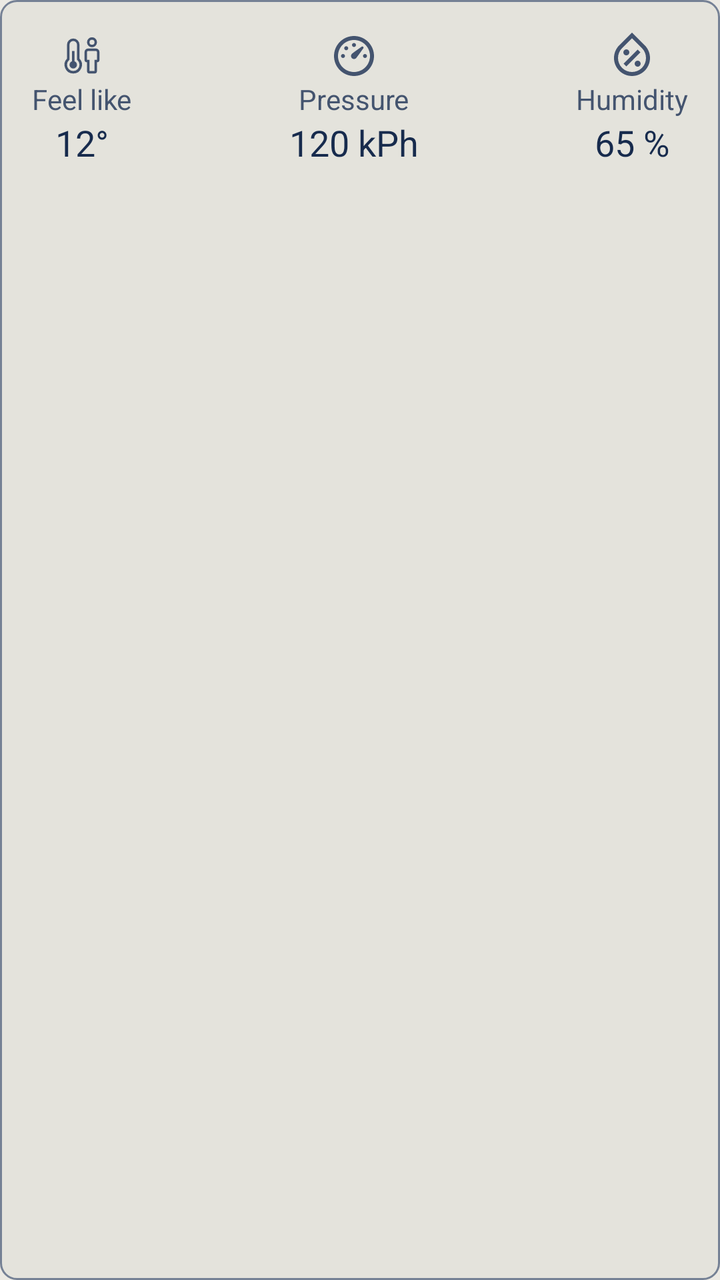
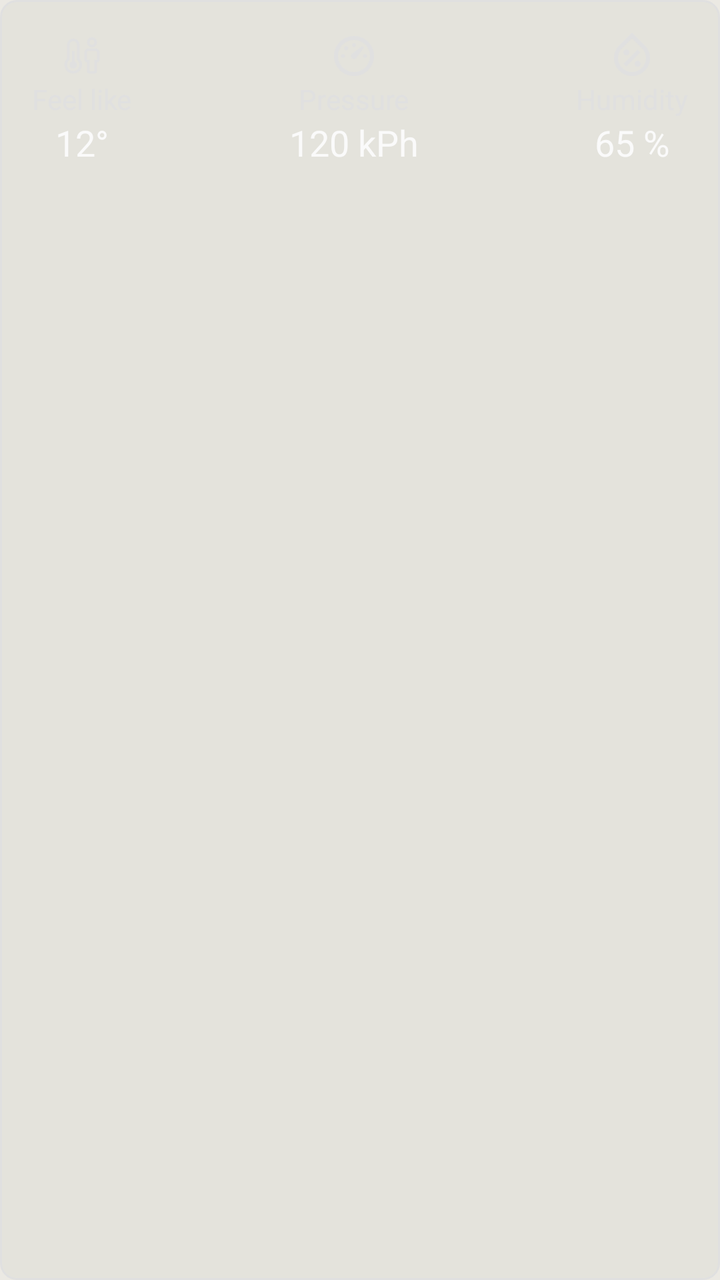

The first picture is an Android layout as it rendered before a commit; the second is the same layout after the commit. The layout source and the unified diff follow.
<!-- AndroidManifest.xml: application theme Theme.Skycond -->
<!-- res/layout/detail_card_1.xml -->
<?xml version="1.0" encoding="utf-8"?>
<androidx.constraintlayout.widget.ConstraintLayout xmlns:android="http://schemas.android.com/apk/res/android"
    xmlns:app="http://schemas.android.com/apk/res-auto"
    android:layout_width="match_parent"
    android:layout_height="wrap_content"
    android:background="@drawable/weather_screen_card_bg"
    android:orientation="vertical"
    android:padding="@dimen/medium">


    <TextView
        android:id="@+id/textView4"
        android:layout_width="wrap_content"
        android:layout_height="wrap_content"
        android:text="@string/feel_like"
        android:textColor="?attr/weatherScreenDividerColor"
        app:drawableTint="?attr/weatherScreenIconColor"
        app:drawableTopCompat="@drawable/ic_feel_like"
        app:layout_constraintBottom_toTopOf="@+id/tv_feel_like"
        app:layout_constraintEnd_toStartOf="@+id/textView5"
        app:layout_constraintHorizontal_bias="0.5"
        app:layout_constraintHorizontal_chainStyle="spread_inside"
        app:layout_constraintStart_toStartOf="parent"
        app:layout_constraintTop_toTopOf="parent"
        app:layout_constraintVertical_bias="0.5" />

    <TextView
        android:id="@+id/tv_feel_like"
        android:layout_width="wrap_content"
        android:layout_height="wrap_content"
        android:text="12°"
        android:textColor="?attr/weatherScreenTextColor"
        android:textSize="18sp"
        app:layout_constraintEnd_toEndOf="@+id/textView4"
        app:layout_constraintStart_toStartOf="@+id/textView4"
        app:layout_constraintTop_toBottomOf="@+id/textView4" />


    <TextView
        android:id="@+id/textView5"
        android:layout_width="wrap_content"
        android:layout_height="wrap_content"
        android:text="@string/pressure"
        android:textColor="?attr/weatherScreenDividerColor"
        app:drawableTint="?attr/weatherScreenIconColor"
        app:drawableTopCompat="@drawable/ic_pressure"
        app:layout_constraintBottom_toTopOf="@+id/tv_pressure"
        app:layout_constraintEnd_toStartOf="@+id/textView3"
        app:layout_constraintHorizontal_bias="0.5"
        app:layout_constraintStart_toEndOf="@+id/textView4"
        app:layout_constraintTop_toTopOf="parent"
        app:layout_constraintVertical_bias="0.5" />

    <TextView
        android:id="@+id/tv_pressure"
        android:layout_width="wrap_content"
        android:layout_height="wrap_content"
        android:text="120 kPh"
        android:textColor="?attr/weatherScreenTextColor"
        android:textSize="18sp"
        app:layout_constraintEnd_toEndOf="@+id/textView5"
        app:layout_constraintStart_toStartOf="@+id/textView5"
        app:layout_constraintTop_toBottomOf="@+id/textView5" />

    <TextView
        android:id="@+id/textView3"
        android:layout_width="wrap_content"
        android:layout_height="wrap_content"
        android:text="@string/humidity"
        android:textColor="?attr/weatherScreenDividerColor"
        app:drawableTint="?attr/weatherScreenIconColor"
        app:drawableTopCompat="@drawable/ic_water_percent"
        app:layout_constraintBottom_toTopOf="@+id/tv_humidity"
        app:layout_constraintEnd_toEndOf="parent"
        app:layout_constraintHorizontal_bias="0.5"
        app:layout_constraintStart_toEndOf="@+id/textView5"
        app:layout_constraintTop_toTopOf="parent"
        app:layout_constraintVertical_bias="0.5" />

    <TextView
        android:id="@+id/tv_humidity"
        android:layout_width="wrap_content"
        android:layout_height="wrap_content"
        android:text="65 %"
        android:textColor="?attr/weatherScreenTextColor"
        android:textSize="18sp"
        app:layout_constraintEnd_toEndOf="@+id/textView3"
        app:layout_constraintStart_toStartOf="@+id/textView3"
        app:layout_constraintTop_toBottomOf="@+id/textView3" />


</androidx.constraintlayout.widget.ConstraintLayout>
<!-- resources referenced by this layout -->
<resources>
  <dimen name="medium">16dp</dimen>
  <!-- drawable ic_feel_like (drawable) -->
  <vector xmlns:android="http://schemas.android.com/apk/res/android"
      android:width="24dp"
      android:height="24dp"
      android:tint="?attr/colorControlNormal"
      android:viewportWidth="38.4"
      android:viewportHeight="38.4">
    <path
        android:fillColor="?attr/weatherScreenIconColor"
        android:pathData="M29.2,33.2L25.2,33.2a2.006,2.006 0,0 1,-2 -2L23.2,24.2a2.006,2.006 0,0 1,-2 -2L21.2,16.2a2.947,2.947 0,0 1,3 -3h6a2.947,2.947 0,0 1,3 3v6a2.006,2.006 0,0 1,-2 2v7A2.006,2.006 0,0 1,29.2 33.2ZM24.2,15.2a0.945,0.945 0,0 0,-1 1v6h2v9h4L29.2,22.2h2L31.2,16.2a0.945,0.945 0,0 0,-1 -1Z"
        android:strokeWidth="0.00032"
        android:strokeColor="?attr/weatherScreenIconColor" />
    <path
        android:fillColor="?attr/weatherScreenIconColor"
        android:pathData="M27.2,12.2a4,4 0,1 1,4 -4h0A4.012,4.012 0,0 1,27.2 12.2ZM27.2,6.2a2,2 0,1 0,2 2h0a2.006,2.006 0,0 0,-2 -2Z"
        android:strokeWidth="0.00032"
        android:strokeColor="?attr/weatherScreenIconColor" />
    <path
        android:fillColor="?attr/weatherScreenIconColor"
        android:pathData="M13.2,23.384L13.2,15.2L11.2,15.2v8.184a3,3 0,1 0,2 0Z"
        android:strokeWidth="0.00032"
        android:strokeColor="?attr/weatherScreenIconColor" />
    <path
        android:fillColor="?attr/weatherScreenIconColor"
        android:pathData="M12.2,33.2A6.993,6.993 0,0 1,7.2 21.311L7.2,10.2A5,5 0,0 1,17.2 10.2L17.2,21.311A6.993,6.993 0,0 1,12.2 33.2ZM12.2,7.2A3.003,3.003 0,0 0,9.2 10.2L9.2,22.183l-0.332,0.298a5,5 0,1 0,6.664 0L15.2,22.183L15.2,10.2A3.003,3.003 0,0 0,12.2 7.2Z"
        android:strokeWidth="0.00032"
        android:strokeColor="?attr/weatherScreenIconColor" />
    <path
        android:fillColor="#00000000"
        android:pathData="M3.2,3.2h32v32h-32z"
        android:strokeWidth="0.00032"
        android:strokeColor="?attr/weatherScreenIconColor" />
  </vector>
  <!-- drawable weather_screen_card_bg (drawable) -->
  <?xml version="1.0" encoding="utf-8"?>
  <shape xmlns:android="http://schemas.android.com/apk/res/android"
      android:shape="rectangle">
      <corners android:radius="8dp" />
      <solid android:color="@color/Neutral300A" />
      <stroke android:color="@color/Neutral600" android:width="@dimen/_1sdp" />
  </shape>
  <string name="feel_like">Feel like</string>
  <string name="humidity">Humidity</string>
  <string name="pressure">Pressure</string>
  <style name="Theme.Skycond" parent="Theme.Material3.DayNight.NoActionBar">
          <item name="android:windowBackground">@color/background_light</item>
          <item name="android:windowLightStatusBar">false</item>
          <item name="weatherIconColor">@color/lite_icon_color</item>
          <item name="titleTextColor">@color/black_text_color</item>
          <item name="weatherScreenTextColor">@color/Neutral1000</item>
          <item name="weatherScreenIconColor">@color/Neutral800</item>
          <item name="searchEditTextColor">@color/lite_search_edit_text_color</item>
          <item name="weatherScreenDividerColor">@color/Neutral800</item>
          <item name="subtitleTextColor">@color/lite_subtitle_text_color</item>
          <item name="android:statusBarColor">@color/weather_screen_bg</item>
          <item name="fontFamily">@font/poppins_regular</item>
      </style>
  <color name="Neutral300A">#091E4224</color>
  <color name="Neutral600">#FF758195</color>
  <dimen name="_1sdp">1dp</dimen>
  <color name="background_light">#EBE9E3</color>
  <color name="lite_icon_color">#2C2C2C</color>
  <color name="black_text_color">#1A1A1A</color>
  <color name="Neutral1000">#FF172B4D</color>
  <color name="Neutral800">#FF44546F</color>
  <color name="lite_search_edit_text_color">#FFD4D2CC</color>
  <color name="lite_subtitle_text_color">#6B6B6B</color>
  <color name="weather_screen_bg">#FF29B2DD</color>
  <!-- unchanged entries left out for length: 2 -->
</resources>

<!-- the commit's change to res/layout/detail_card_1.xml (unified diff, before → after) -->
@@ -13,8 +13,8 @@
         android:layout_width="wrap_content"
         android:layout_height="wrap_content"
         android:text="@string/feel_like"
-        android:textColor="?attr/weatherScreenDividerColor"
-        app:drawableTint="?attr/weatherScreenIconColor"
+        android:textColor="?attr/colorDivider"
+        app:drawableTint="?attr/colorTextSecondary"
         app:drawableTopCompat="@drawable/ic_feel_like"
         app:layout_constraintBottom_toTopOf="@+id/tv_feel_like"
         app:layout_constraintEnd_toStartOf="@+id/textView5"
@@ -29,7 +29,7 @@
         android:layout_width="wrap_content"
         android:layout_height="wrap_content"
         android:text="12°"
-        android:textColor="?attr/weatherScreenTextColor"
+        android:textColor="?attr/colorTextPrimary"
         android:textSize="18sp"
         app:layout_constraintEnd_toEndOf="@+id/textView4"
         app:layout_constraintStart_toStartOf="@+id/textView4"
@@ -41,8 +41,8 @@
         android:layout_width="wrap_content"
         android:layout_height="wrap_content"
         android:text="@string/pressure"
-        android:textColor="?attr/weatherScreenDividerColor"
-        app:drawableTint="?attr/weatherScreenIconColor"
+        android:textColor="?attr/colorDivider"
+        app:drawableTint="?attr/colorTextSecondary"
         app:drawableTopCompat="@drawable/ic_pressure"
         app:layout_constraintBottom_toTopOf="@+id/tv_pressure"
         app:layout_constraintEnd_toStartOf="@+id/textView3"
@@ -56,7 +56,7 @@
         android:layout_width="wrap_content"
         android:layout_height="wrap_content"
         android:text="120 kPh"
-        android:textColor="?attr/weatherScreenTextColor"
+        android:textColor="?attr/colorTextPrimary"
         android:textSize="18sp"
         app:layout_constraintEnd_toEndOf="@+id/textView5"
         app:layout_constraintStart_toStartOf="@+id/textView5"
@@ -67,8 +67,8 @@
         android:layout_width="wrap_content"
         android:layout_height="wrap_content"
         android:text="@string/humidity"
-        android:textColor="?attr/weatherScreenDividerColor"
-        app:drawableTint="?attr/weatherScreenIconColor"
+        android:textColor="?attr/colorDivider"
+        app:drawableTint="?attr/colorTextSecondary"
         app:drawableTopCompat="@drawable/ic_water_percent"
         app:layout_constraintBottom_toTopOf="@+id/tv_humidity"
         app:layout_constraintEnd_toEndOf="parent"
@@ -82,7 +82,7 @@
         android:layout_width="wrap_content"
         android:layout_height="wrap_content"
         android:text="65 %"
-        android:textColor="?attr/weatherScreenTextColor"
+        android:textColor="?attr/colorTextPrimary"
         android:textSize="18sp"
         app:layout_constraintEnd_toEndOf="@+id/textView3"
         app:layout_constraintStart_toStartOf="@+id/textView3"
<!-- resource entries referenced after the edit -->
@@ -9,30 +9,30 @@
       android:viewportWidth="38.4"
       android:viewportHeight="38.4">
     <path
-        android:fillColor="?attr/weatherScreenIconColor"
+        android:fillColor="?attr/colorTextSecondary"
         android:pathData="M29.2,33.2L25.2,33.2a2.006,2.006 0,0 1,-2 -2L23.2,24.2a2.006,2.006 0,0 1,-2 -2L21.2,16.2a2.947,2.947 0,0 1,3 -3h6a2.947,2.947 0,0 1,3 3v6a2.006,2.006 0,0 1,-2 2v7A2.006,2.006 0,0 1,29.2 33.2ZM24.2,15.2a0.945,0.945 0,0 0,-1 1v6h2v9h4L29.2,22.2h2L31.2,16.2a0.945,0.945 0,0 0,-1 -1Z"
         android:strokeWidth="0.00032"
-        android:strokeColor="?attr/weatherScreenIconColor" />
+        android:strokeColor="?attr/colorTextSecondary" />
     <path
-        android:fillColor="?attr/weatherScreenIconColor"
+        android:fillColor="?attr/colorTextSecondary"
         android:pathData="M27.2,12.2a4,4 0,1 1,4 -4h0A4.012,4.012 0,0 1,27.2 12.2ZM27.2,6.2a2,2 0,1 0,2 2h0a2.006,2.006 0,0 0,-2 -2Z"
         android:strokeWidth="0.00032"
-        android:strokeColor="?attr/weatherScreenIconColor" />
+        android:strokeColor="?attr/colorTextSecondary" />
     <path
-        android:fillColor="?attr/weatherScreenIconColor"
+        android:fillColor="?attr/colorTextSecondary"
         android:pathData="M13.2,23.384L13.2,15.2L11.2,15.2v8.184a3,3 0,1 0,2 0Z"
         android:strokeWidth="0.00032"
-        android:strokeColor="?attr/weatherScreenIconColor" />
+        android:strokeColor="?attr/colorTextSecondary" />
     <path
-        android:fillColor="?attr/weatherScreenIconColor"
+        android:fillColor="?attr/colorTextSecondary"
         android:pathData="M12.2,33.2A6.993,6.993 0,0 1,7.2 21.311L7.2,10.2A5,5 0,0 1,17.2 10.2L17.2,21.311A6.993,6.993 0,0 1,12.2 33.2ZM12.2,7.2A3.003,3.003 0,0 0,9.2 10.2L9.2,22.183l-0.332,0.298a5,5 0,1 0,6.664 0L15.2,22.183L15.2,10.2A3.003,3.003 0,0 0,12.2 7.2Z"
         android:strokeWidth="0.00032"
-        android:strokeColor="?attr/weatherScreenIconColor" />
+        android:strokeColor="?attr/colorTextSecondary" />
     <path
         android:fillColor="#00000000"
         android:pathData="M3.2,3.2h32v32h-32z"
         android:strokeWidth="0.00032"
-        android:strokeColor="?attr/weatherScreenIconColor" />
+        android:strokeColor="?attr/colorTextSecondary" />
   </vector>
   <!-- drawable weather_screen_card_bg (drawable) -->
   <?xml version="1.0" encoding="utf-8"?>
@@ -40,7 +40,7 @@
       android:shape="rectangle">
       <corners android:radius="8dp" />
       <solid android:color="@color/Neutral300A" />
-      <stroke android:color="@color/Neutral600" android:width="@dimen/_1sdp" />
+      <stroke android:color="?attr/colorStroke" android:width="@dimen/_1sdp" />
   </shape>
   <string name="feel_like">Feel like</string>
   <string name="humidity">Humidity</string>
@@ -50,25 +50,34 @@
           <item name="android:windowLightStatusBar">false</item>
           <item name="weatherIconColor">@color/lite_icon_color</item>
           <item name="titleTextColor">@color/black_text_color</item>
-          <item name="weatherScreenTextColor">@color/Neutral1000</item>
-          <item name="weatherScreenIconColor">@color/Neutral800</item>
+  
+          <item name="colorTextPrimary">@color/color_text_primary</item>
+          <item name="colorTextSecondary">@color/color_text_secondary</item>
+          <item name="colorDivider">@color/color_divider</item>
+          <item name="colorStroke">@color/colorStroke</item>
+  
           <item name="searchEditTextColor">@color/lite_search_edit_text_color</item>
-          <item name="weatherScreenDividerColor">@color/Neutral800</item>
           <item name="subtitleTextColor">@color/lite_subtitle_text_color</item>
-          <item name="android:statusBarColor">@color/weather_screen_bg</item>
+  
+          
           <item name="fontFamily">@font/poppins_regular</item>
+  
+          
+          <item name="android:windowTranslucentStatus">false</item>
+          <item name="android:statusBarColor">@android:color/transparent</item>
+  
       </style>
   <color name="Neutral300A">#091E4224</color>
-  <color name="Neutral600">#FF758195</color>
   <dimen name="_1sdp">1dp</dimen>
   <color name="background_light">#EBE9E3</color>
   <color name="lite_icon_color">#2C2C2C</color>
   <color name="black_text_color">#1A1A1A</color>
-  <color name="Neutral1000">#FF172B4D</color>
-  <color name="Neutral800">#FF44546F</color>
+  <color name="color_text_primary">#FAFAFA</color>
+  <color name="color_text_secondary">#E0E0E0</color>
+  <color name="color_divider">#E0E0E0</color>
+  <color name="colorStroke">#E0E0E0</color>
   <color name="lite_search_edit_text_color">#FFD4D2CC</color>
   <color name="lite_subtitle_text_color">#6B6B6B</color>
-  <color name="weather_screen_bg">#FF29B2DD</color>
   <!-- unchanged entries left out for length: 2 -->
 </resources>
 
